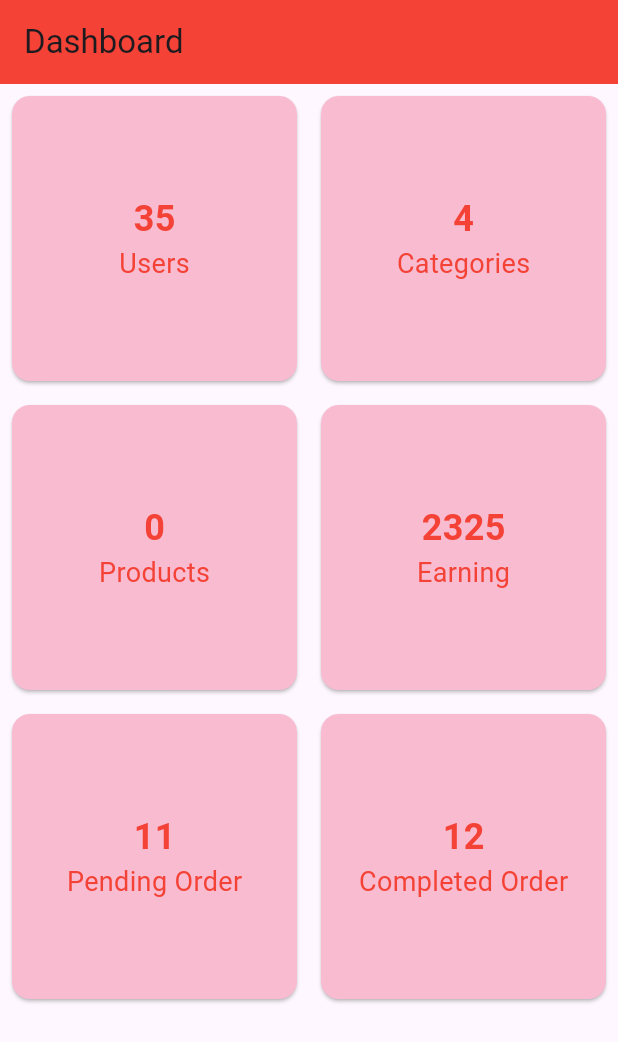
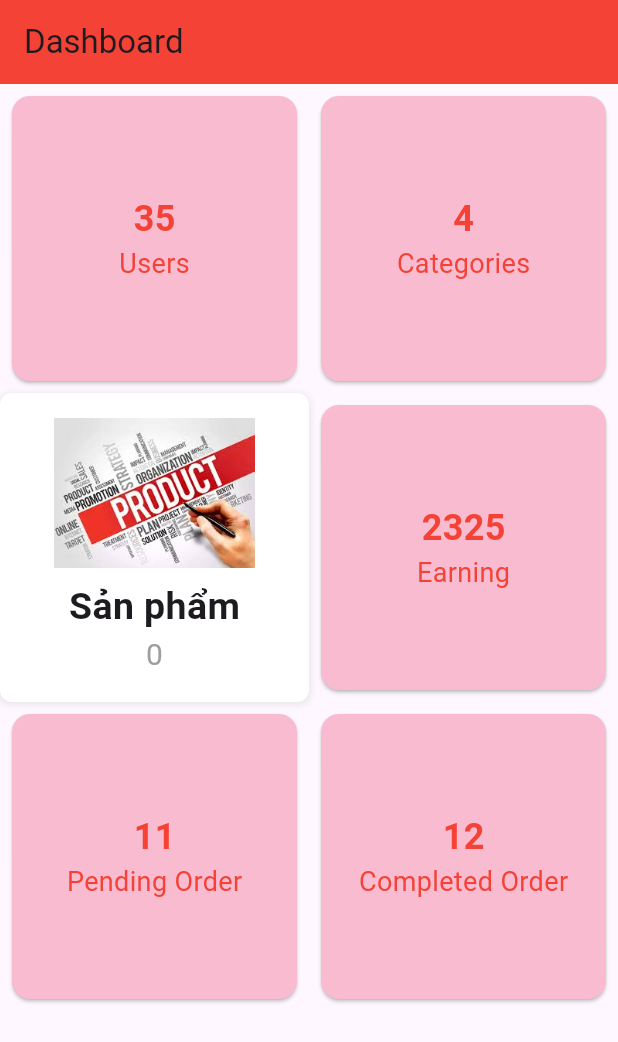
Before and after one commit to TienActor/Flutter_Shoe_selling, a Flutter app: the AdminHome screen opened directly, on a phone screen of 412 x 824 dp. Shown: the top 1042 px of the screen. Run offline on Flutter 3.47's test engine with Material 3 defaults, Android fonts, the phone set to English and light mode, and no system bars; our stand-ins replace cached_network_image, carousel_slider, dio, google_fonts, ionicons, shared_preferences; accounts and stored records are empty; network calls fail; project files that could hold a hidden picture were left out.

Commit message:
admin mới
đụng vô đấm chết mẹ mày NHA THỌ SHADOW!!!!!!!

```diff
--- a/lib/Admin/homepageAd.dart
+++ b/lib/Admin/homepageAd.dart
@@ -10,6 +10,7 @@ class AdminHome extends StatefulWidget {
   @override
   State<AdminHome> createState() => _AdminHomeState();
 }
+
 class _AdminHomeState extends State<AdminHome> {
   int productCount = 0;
   final Dio _dio = Dio();
@@ -25,14 +26,11 @@ class _AdminHomeState extends State<AdminHome> {
     if (token != null) {
       try {
         Response response = await _dio.get(
-          ApiUrls.getListProduct,  // URL của bạn có thể khác
-          options: Options(
-            headers: {
+            ApiUrls.getListProduct, // URL của bạn có thể khác
+            options: Options(headers: {
               'Authorization': 'Bearer $token',
               'Content-Type': 'application/json'
-            }
-          )
-        );
+            }));
 
         if (response.statusCode == 200) {
           var data = response.data;
@@ -40,7 +38,8 @@ class _AdminHomeState extends State<AdminHome> {
             productCount = data.length;
           });
         } else {
-          print('Failed to fetch products with status code: ${response.statusCode}');
+          print(
+              'Failed to fetch products with status code: ${response.statusCode}');
         }
       } catch (e) {
         print('Error fetching products: $e');
@@ -68,22 +67,25 @@ class _AdminHomeState extends State<AdminHome> {
               children: [
                 DashboardTile(title: 'Users', value: '35'),
                 DashboardTile(title: 'Categories', value: '4'),
-                DashboardTile(
-                  title: 'Products',
+                DashboardTileWithImage(
+                  title: 'Sản phẩm',
                   value: productCount.toString(),
+                  imagePath:
+                      'assets/images/product.png', // Đảm bảo bạn đã thêm hình ảnh này vào thư mục assets của bạn
                   onTap: () async {
                     final token = await _getToken();
                     if (token != null) {
                       Navigator.push(
                         context,
                         MaterialPageRoute(
-                          builder: (context) => ProductListScreen(token: token, accountID: 'Tie2023'),
+                          builder: (context) => ProductListScreen(
+                              token: token, accountID: 'Tie2023'),
                         ),
                       );
                     } else {
-                      ScaffoldMessenger.of(context).showSnackBar(
-                        SnackBar(content: Text('Authentication token is not available. Please login again.'))
-                      );
+                      ScaffoldMessenger.of(context).showSnackBar(SnackBar(
+                          content: Text(
+                              'Authentication token is not available. Please login again.')));
                     }
                   },
                 ),
@@ -94,6 +96,53 @@ class _AdminHomeState extends State<AdminHome> {
             ),
           ),
         ],
+      ),
+    );
+  }
+}
+
+class DashboardTileWithImage extends StatelessWidget {
+  final String title;
+  final String value;
+  final VoidCallback onTap;
+  final String imagePath;
+
+  const DashboardTileWithImage({
+    Key? key,
+    required this.title,
+    required this.value,
+    required this.onTap,
+    required this.imagePath,
+  }) : super(key: key);
+
+  @override
+  Widget build(BuildContext context) {
+    return GestureDetector(
+      onTap: onTap,
+      child: Container(
+        padding: EdgeInsets.all(8),
+        decoration: BoxDecoration(
+          color: Colors.white,
+          borderRadius: BorderRadius.circular(8),
+          boxShadow: [
+            BoxShadow(
+              color: Colors.grey.withOpacity(0.2),
+              spreadRadius: 1,
+              blurRadius: 3,
+              offset: Offset(0, 1),
+            ),
+          ],
+        ),
+        child: Column(
+          mainAxisAlignment: MainAxisAlignment.center,
+          children: [
+            Image.asset(imagePath, width: 200, height: 100),
+            SizedBox(height: 8),
+            Text(title,
+                style: TextStyle(fontSize: 25, fontWeight: FontWeight.bold)),
+            Text(value, style: TextStyle(fontSize: 20, color: Colors.grey)),
+          ],
+        ),
       ),
     );
   }
@@ -124,7 +173,10 @@ class DashboardTile extends StatelessWidget {
             children: [
               Text(
                 value,
-                style: const TextStyle(fontSize: 24, fontWeight: FontWeight.bold, color: Colors.red),
+                style: const TextStyle(
+                    fontSize: 24,
+                    fontWeight: FontWeight.bold,
+                    color: Colors.red),
               ),
               Text(
                 title,
```
Also changed, not shown: assets/images/product.png (added), pubspec.yaml (line endings or trailing spaces).
